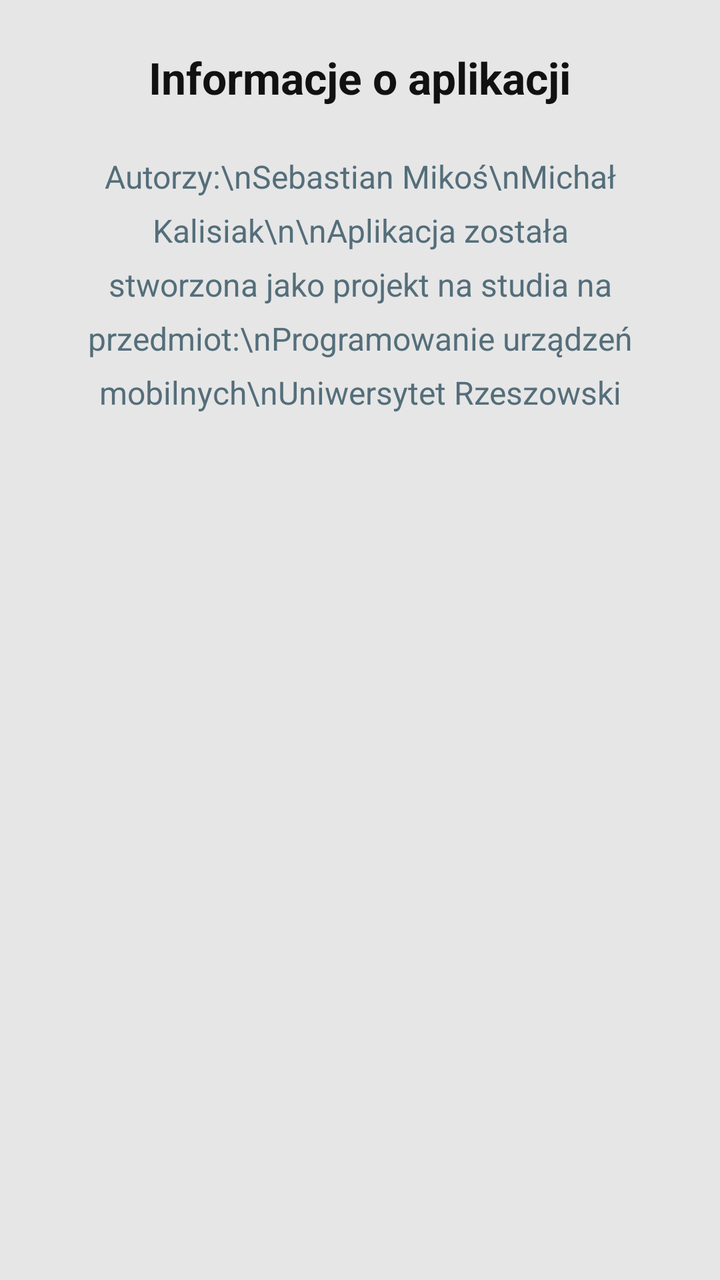
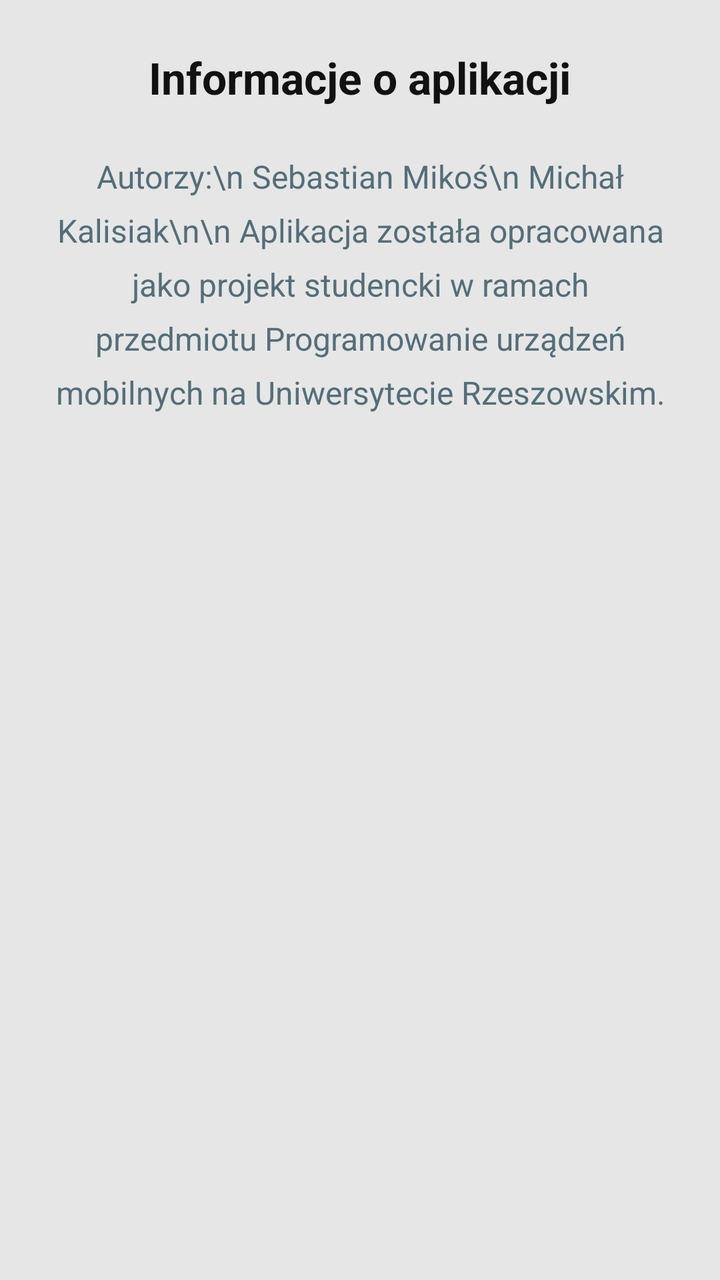

Screens rendered from an Android XML layout before and after an edit, with the pre-edit source and the edit as a unified diff.
<!-- AndroidManifest.xml: application theme Theme.GigaNotatnik -->
<!-- res/layout/activity_info.xml -->
<?xml version="1.0" encoding="utf-8"?>
<ScrollView xmlns:android="http://schemas.android.com/apk/res/android"
    android:layout_width="match_parent"
    android:layout_height="match_parent"
    android:background="@color/background"
    android:padding="24dp">

    <LinearLayout
        android:layout_width="match_parent"
        android:layout_height="wrap_content"
        android:orientation="vertical"
        android:gravity="center_horizontal">

        
        <TextView
            android:id="@+id/infoHeader"
            android:layout_width="wrap_content"
            android:layout_height="wrap_content"
            android:text="Informacje o aplikacji"
            android:textSize="22sp"
            android:textStyle="bold"
            android:textColor="@color/textPrimary"
            android:layout_marginBottom="24dp" />

        
        <TextView
            android:id="@+id/infoText"
            android:layout_width="wrap_content"
            android:layout_height="wrap_content"
            android:text="Autorzy:\nSebastian Mikoś\nMichał Kalisiak\n\nAplikacja została stworzona jako projekt na studia na przedmiot:\nProgramowanie urządzeń mobilnych\nUniwersytet Rzeszowski"
            android:textSize="16sp"
            android:textColor="@color/textSecondary"
            android:gravity="center"
            android:lineSpacingExtra="8dp"
            android:layout_marginBottom="32dp" />

    </LinearLayout>
</ScrollView>
<!-- resources referenced by this layout -->
<resources>
  <color name="background">#e6e6e6</color>
  <color name="textPrimary">#111111</color>
  <color name="textSecondary">#546E7A</color>
  <style name="Theme.GigaNotatnik" parent="Theme.Material3.DayNight.NoActionBar">
          <item name="android:windowBackground">@color/background</item>
          <item name="android:statusBarColor">@color/statusBarColor</item>
          <item name="colorPrimary">@color/primary</item>
          <item name="colorPrimaryVariant">@color/primaryVariant</item>
          <item name="colorSecondary">@color/primary_teal</item>
          <item name="colorAccent">@color/accent</item>
          <item name="colorSurface">@color/surface</item>
          <item name="colorOnSurface">@color/textPrimary</item>
          <item name="colorOnPrimary">@color/text_on_button</item>
  
      </style>
  <color name="statusBarColor">#3A7F74</color>
  <color name="primary">#3A7F74</color>
  <color name="primaryVariant">#427964</color>
  <color name="primary_teal">#2F6F63</color>
  <color name="accent">#00D4FF</color>
  <color name="surface">#FFFFFF</color>
  <color name="text_on_button">#347f78</color>
</resources>

<!-- the commit's change to res/layout/activity_info.xml (unified diff, before → after) -->
@@ -27,7 +27,7 @@
             android:id="@+id/infoText"
             android:layout_width="wrap_content"
             android:layout_height="wrap_content"
-            android:text="Autorzy:\nSebastian Mikoś\nMichał Kalisiak\n\nAplikacja została stworzona jako projekt na studia na przedmiot:\nProgramowanie urządzeń mobilnych\nUniwersytet Rzeszowski"
+            android:text="Autorzy:\n Sebastian Mikoś\n Michał Kalisiak\n\n Aplikacja została opracowana jako projekt studencki w ramach przedmiotu Programowanie urządzeń mobilnych na Uniwersytecie Rzeszowskim."
             android:textSize="16sp"
             android:textColor="@color/textSecondary"
             android:gravity="center"
